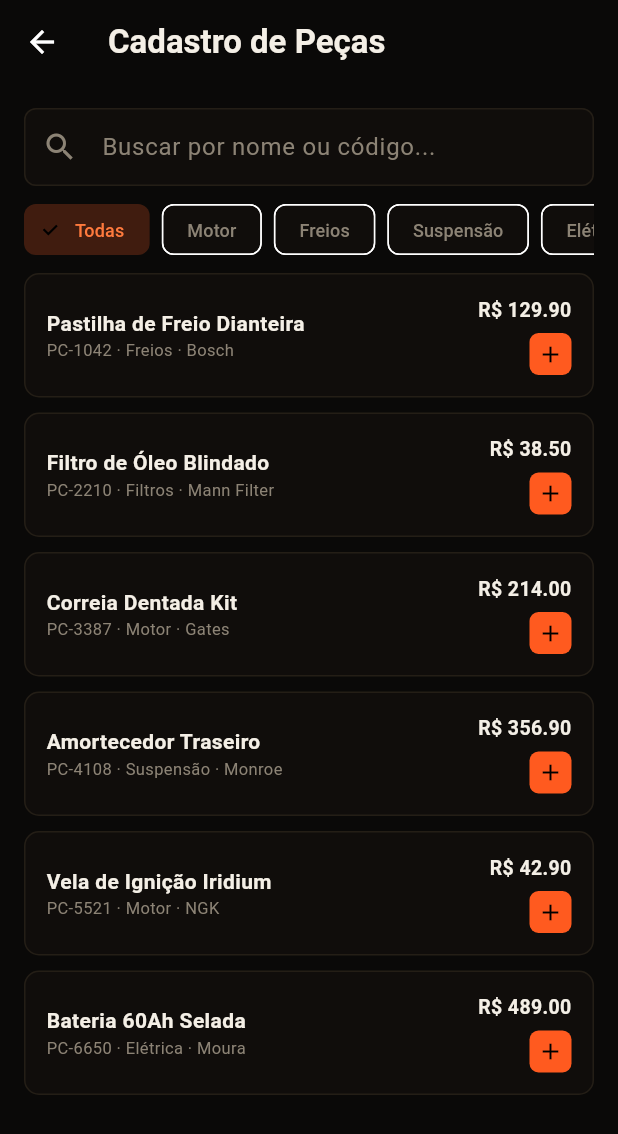
After one commit to Blackzin-off/index.html, a Flutter app: the TelaPecas screen opened directly, on a phone screen of 412 x 824 dp. The commit adds this screen. Shown: the top 1134 px of the screen. Run offline on Flutter 3.47's test engine with Material 3 defaults, Android fonts, the phone set to English and light mode, and no system bars.

Commit message:
adiciona as telas de pecas, anotacoes, servicos e navegacao entre as 5 telas

```diff
--- /dev/null
+++ b/lib/controller/controlador_anotacoes.dart
@@ -0,0 +1,13 @@
+import '../model/anotacao.dart';
+
+class ControladorAnotacoes {
+  static final List<Anotacao> _lista = [
+    Anotacao(peca: 'Pastilha de Freio Dianteira', texto: 'Embalagem chegou danificada. Confirmar com o fabricante.', status: 'URGENTE', autor: 'Rafael Carvalho', data: 'hoje'),
+    Anotacao(peca: 'Amortecedor Traseiro', texto: 'Verificar se o código bate com o modelo do veículo.', status: 'PENDENTE', autor: 'Juliana Prado', data: 'ontem'),
+    Anotacao(peca: 'Bateria 60Ah Selada', texto: 'Dados conferidos. Pronta para cadastro definitivo.', status: 'REVISADO', autor: 'Diego Ramos', data: 'ontem'),
+  ];
+
+  List<Anotacao> listar() => _lista.reversed.toList();
+
+  void adicionar(Anotacao anotacao) => _lista.add(anotacao);
+}
--- a/lib/controller/controlador_login.dart
+++ b/lib/controller/controlador_login.dart
@@ -5,7 +5,7 @@ class ControladorLogin {
   static const _senhaCadastrada = 'da.10.ai.tia';
   static const _usuarioLogado = Usuario(
     matricula: 'OF-00231',
-    nome: 'Rei-Delas',
+    nome: 'O milhorzin',
     cargo: 'Um cara muito importante',
   );
 
--- /dev/null
+++ b/lib/controller/controlador_pecas.dart
@@ -0,0 +1,24 @@
+import '../model/peca.dart';
+
+class ControladorPecas {
+  static final List<Peca> _base = [
+    Peca(codigo: 'PC-1042', nome: 'Pastilha de Freio Dianteira', categoria: 'Freios', fabricante: 'Bosch', precoVenda: 129.90),
+    Peca(codigo: 'PC-2210', nome: 'Filtro de Óleo Blindado', categoria: 'Filtros', fabricante: 'Mann Filter', precoVenda: 38.50),
+    Peca(codigo: 'PC-3387', nome: 'Correia Dentada Kit', categoria: 'Motor', fabricante: 'Gates', precoVenda: 214.00),
+    Peca(codigo: 'PC-4108', nome: 'Amortecedor Traseiro', categoria: 'Suspensão', fabricante: 'Monroe', precoVenda: 356.90),
+    Peca(codigo: 'PC-5521', nome: 'Vela de Ignição Iridium', categoria: 'Motor', fabricante: 'NGK', precoVenda: 42.90),
+    Peca(codigo: 'PC-6650', nome: 'Bateria 60Ah Selada', categoria: 'Elétrica', fabricante: 'Moura', precoVenda: 489.00),
+  ];
+
+  List<Peca> buscar(String termo, String categoria) {
+    return _base.where((p) {
+      final bateTermo = termo.isEmpty ||
+          p.nome.toLowerCase().contains(termo.toLowerCase()) ||
+          p.codigo.toLowerCase().contains(termo.toLowerCase());
+      final bateCategoria = categoria == 'Todas' || p.categoria == categoria;
+      return bateTermo && bateCategoria;
+    }).toList();
+  }
+
+  void cadastrarNoEstoque(Peca peca) => peca.origemBase = false;
+}
--- /dev/null
+++ b/lib/controller/controlador_servicos.dart
@@ -0,0 +1,13 @@
+import '../model/servico.dart';
+
+class ControladorServicos {
+  static final List<Servico> _lista = [
+    Servico(veiculo: 'Fiat Argo', placa: 'ABC-1D23', descricao: 'Troca de óleo e filtros', mecanico: 'João Paulo', status: 'Aguardando'),
+    Servico(veiculo: 'Honda Civic', placa: 'XYZ-4F56', descricao: 'Diagnóstico de freios', mecanico: 'Diego Ramos', status: 'Aguardando', prioridade: 'Alta'),
+    Servico(veiculo: 'VW Gol', placa: 'JJK-8890', descricao: 'Revisão completa 40.000km', mecanico: 'Rafael Carvalho', status: 'Em andamento', progresso: 64, tempo: '2h 15min'),
+    Servico(veiculo: 'Chevrolet Onix', placa: 'QWE-2233', descricao: 'Troca de amortecedores', mecanico: 'João Paulo', status: 'Em andamento', progresso: 30, tempo: '48min'),
+    Servico(veiculo: 'Ford Ka', placa: 'POI-5567', descricao: 'Alinhamento e balanceamento', mecanico: 'João Paulo', status: 'Concluído', progresso: 100, tempo: '✓ 41min'),
+  ];
+
+  List<Servico> listarPorStatus(String status) => _lista.where((s) => s.status == status).toList();
+}
--- /dev/null
+++ b/lib/model/peca.dart
@@ -0,0 +1,17 @@
+class Peca {
+  final String codigo;
+  final String nome;
+  final String categoria;
+  final String fabricante;
+  final double precoVenda;
+  bool origemBase;
+
+  Peca({
+    required this.codigo,
+    required this.nome,
+    required this.categoria,
+    required this.fabricante,
+    required this.precoVenda,
+    this.origemBase = true,
+  });
+}
--- /dev/null
+++ b/lib/view/tela_pecas.dart
@@ -0,0 +1,76 @@
+import 'package:flutter/material.dart';
+
+import '../controller/controlador_pecas.dart';
+import '../model/peca.dart';
+import 'theme/tema_app.dart';
+import 'widgets/linha_peca.dart';
+
+class TelaPecas extends StatefulWidget {
+  const TelaPecas({super.key});
+  @override
+  State<TelaPecas> createState() => _TelaPecasState();
+}
+
+class _TelaPecasState extends State<TelaPecas> {
+  final _controlador = ControladorPecas();
+  final _busca = TextEditingController();
+  String _categoria = 'Todas';
+  static const _categorias = ['Todas', 'Motor', 'Freios', 'Suspensão', 'Elétrica', 'Filtros'];
+
+  void _adicionar(Peca peca) {
+    setState(() => _controlador.cadastrarNoEstoque(peca));
+    ScaffoldMessenger.of(context).showSnackBar(SnackBar(content: Text('${peca.nome} cadastrada no estoque!')));
+  }
+
+  @override
+  Widget build(BuildContext context) {
+    final pecas = _controlador.buscar(_busca.text, _categoria);
+    return Scaffold(
+      backgroundColor: Cores.fundo,
+      appBar: AppBar(backgroundColor: Cores.fundo, elevation: 0, title: const Text('Cadastro de Peças', style: TextStyle(color: Cores.creme, fontWeight: FontWeight.bold))),
+      body: Padding(
+        padding: const EdgeInsets.all(16),
+        child: Column(
+          children: [
+            TextField(
+              controller: _busca,
+              onChanged: (_) => setState(() {}),
+              style: const TextStyle(color: Cores.creme),
+              decoration: const InputDecoration(hintText: 'Buscar por nome ou código...', prefixIcon: Icon(Icons.search, color: Cores.cinza)),
+            ),
+            const SizedBox(height: 12),
+            SizedBox(
+              height: 34,
+              child: ListView.separated(
+                scrollDirection: Axis.horizontal,
+                itemCount: _categorias.length,
+                separatorBuilder: (_, __) => const SizedBox(width: 8),
+                itemBuilder: (_, i) {
+                  final cat = _categorias[i];
+                  final selecionada = cat == _categoria;
+                  return ChoiceChip(
+                    label: Text(cat),
+                    selected: selecionada,
+                    onSelected: (_) => setState(() => _categoria = cat),
+                    backgroundColor: Cores.painel,
+                    selectedColor: Cores.laranja.withOpacity(0.2),
+                    labelStyle: TextStyle(color: selecionada ? Cores.laranjaClaro : Cores.cinza, fontSize: 12),
+                  );
+                },
+              ),
+            ),
+            const SizedBox(height: 12),
+            Expanded(
+              child: pecas.isEmpty
+                  ? const Center(child: Text('Nenhuma peça encontrada.', style: TextStyle(color: Cores.cinza)))
+                  : ListView.builder(
+                itemCount: pecas.length,
+                itemBuilder: (_, i) => LinhaPeca(peca: pecas[i], onAdicionar: () => _adicionar(pecas[i])),
+              ),
+            ),
+          ],
+        ),
+      ),
+    );
+  }
+}
--- /dev/null
+++ b/lib/view/widgets/linha_peca.dart
@@ -0,0 +1,50 @@
+import 'package:flutter/material.dart';
+
+import '../../model/peca.dart';
+import '../theme/tema_app.dart';
+
+class LinhaPeca extends StatelessWidget {
+  final Peca peca;
+  final VoidCallback onAdicionar;
+  const LinhaPeca({super.key, required this.peca, required this.onAdicionar});
+
+  @override
+  Widget build(BuildContext context) {
+    return Container(
+      margin: const EdgeInsets.only(bottom: 10),
+      padding: const EdgeInsets.all(14),
+      decoration: BoxDecoration(color: Cores.painel, borderRadius: BorderRadius.circular(10), border: Border.all(color: Cores.borda)),
+      child: Row(
+        children: [
+          Expanded(
+            child: Column(
+              crossAxisAlignment: CrossAxisAlignment.start,
+              children: [
+                Text(peca.nome, style: const TextStyle(color: Cores.creme, fontWeight: FontWeight.bold, fontSize: 14)),
+                Text('${peca.codigo} · ${peca.categoria} · ${peca.fabricante}', style: const TextStyle(color: Cores.cinza, fontSize: 11)),
+              ],
+            ),
+          ),
+          Column(
+            crossAxisAlignment: CrossAxisAlignment.end,
+            children: [
+              Text('R\$ ${peca.precoVenda.toStringAsFixed(2)}', style: const TextStyle(color: Cores.creme, fontWeight: FontWeight.bold, fontSize: 13)),
+              const SizedBox(height: 6),
+              peca.origemBase
+                  ? GestureDetector(
+                onTap: onAdicionar,
+                child: Container(
+                  width: 28,
+                  height: 28,
+                  decoration: BoxDecoration(color: Cores.laranja, borderRadius: BorderRadius.circular(6)),
+                  child: const Icon(Icons.add, color: Colors.black, size: 18),
+                ),
+              )
+                  : const Icon(Icons.check_circle, color: Cores.verde, size: 22),
+            ],
+          ),
+        ],
+      ),
+    );
+  }
+}
```
Also changed, not shown: lib/model/anotacao.dart (added, +15 -0 lines), lib/model/servico.dart (added, +21 -0 lines), lib/view/tela_anotacoes.dart (added, +64 -0 lines), lib/view/tela_dashboard.dart (deleted, +0 -62 lines), lib/view/tela_perfil.dart (added, +49 -0 lines), lib/view/tela_principal.dart (added, +47 -0 lines), lib/view/tela_servicos.dart (added, +48 -0 lines), lib/view/widgets/cartao_anotacao.dart (added, +43 -0 lines), lib/view/widgets/cartao_servico.dart (added, +50 -0 lines), lib/view/widgets/formulario_login.dart (+32 -34 lines), 1 other file.
